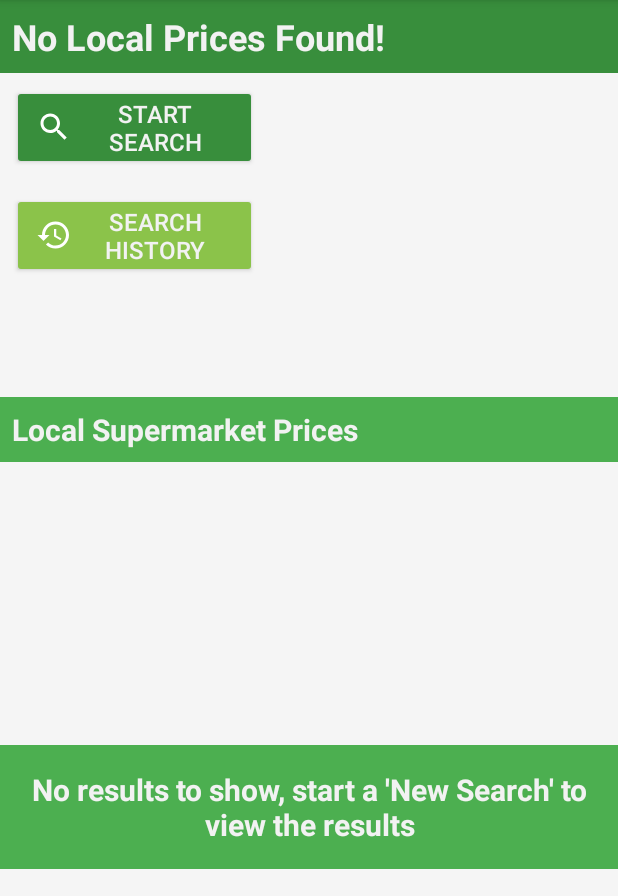
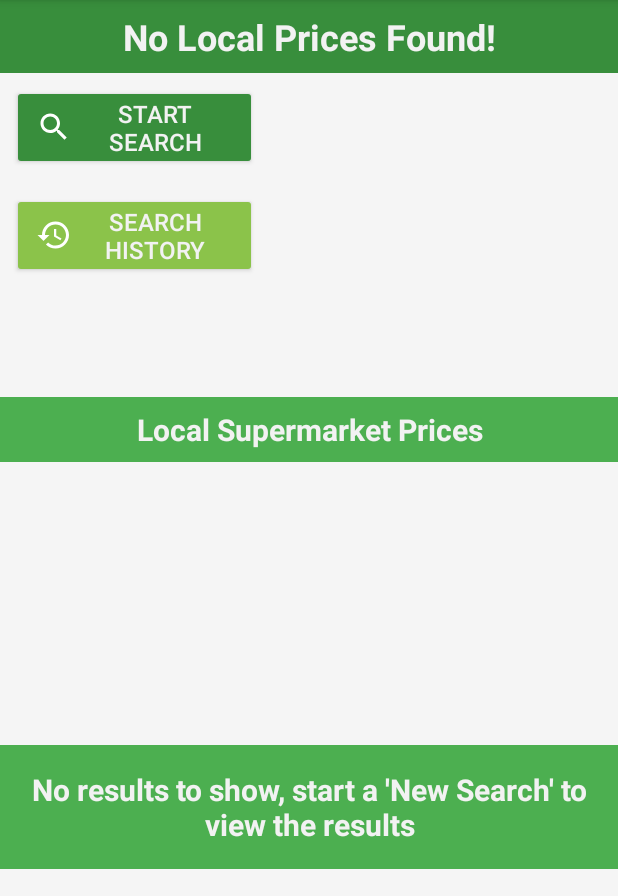
Before and after one commit to MattFuaux/team-12-project, an Android app: the fragment ResultsFragment shown on its own in the app's theme, on a phone screen of 412 x 824 dp, the part 84-980 px from its top. Run offline under Robolectric (Android 15) with nearby library versions, the phone set to English and light mode, and no system bars.

Commit message:
Fixed small issue with UI and Serach Results

```diff
--- a/frontend/FruitWatch/app/src/main/java/com/team12/fruitwatch/ui/main/fragments/search/PastSearchRecyclerListAdapter.kt
+++ b/frontend/FruitWatch/app/src/main/java/com/team12/fruitwatch/ui/main/fragments/search/PastSearchRecyclerListAdapter.kt
@@ -70,7 +70,7 @@ class PastSearchRecyclerListAdapter(private val pastSearchList: List<PastSearch>
         val mDifferenceDates = mDifference / (24 * 60 * 60)
 
         // Converting the above integer to string
-        return "$mDifferenceDates Days Ago "
+        return "Last Searched: $mDifferenceDates Days Ago "
     }
 
     override fun getItemCount(): Int {
--- a/frontend/FruitWatch/app/src/main/res/layout/fragment_results.xml
+++ b/frontend/FruitWatch/app/src/main/res/layout/fragment_results.xml
@@ -25,7 +25,7 @@
         android:layout_width="0dp"
         android:layout_height="wrap_content"
         android:layout_marginTop="@dimen/margin_lg"
-        android:textAlignment="center"
+        android:gravity="center"
         android:textSize="@dimen/font_size_md"
         style="@style/SearchButton"
         app:layout_constraintEnd_toEndOf="@id/frag_res_view_nutrition_btn"
@@ -39,7 +39,7 @@
         style="@style/HistoryButton"
         android:layout_width="0dp"
         android:layout_height="wrap_content"
-        android:textAlignment="center"
+        android:gravity="center"
         android:textSize="@dimen/font_size_md"
         app:layout_constraintBottom_toTopOf="@+id/frag_res_view_nutrition_btn"
         app:layout_constraintEnd_toEndOf="@id/frag_res_view_nutrition_btn"
@@ -53,7 +53,7 @@
         android:layout_height="wrap_content"
         android:layout_marginStart="@dimen/margin_lg"
         android:layout_marginBottom="@dimen/margin_lg"
-        android:textAlignment="center"
+        android:gravity="center"
         android:textSize="@dimen/font_size_md"
         app:layout_constraintBottom_toBottomOf="@+id/frag_res_item_img"
         app:layout_constraintStart_toStartOf="parent"
@@ -63,7 +63,7 @@
         android:id="@+id/frag_res_pred_fruit_name"
         android:layout_width="0dp"
         android:layout_height="wrap_content"
-        android:textAlignment="center"
+        android:gravity="center"
         android:padding="@dimen/padding_lg"
         android:textColor="@color/lighttextcolor"
         android:background="@color/secondaryDarkColor"
@@ -91,18 +91,6 @@ android:padding="@dimen/padding_xl"
         app:layout_constraintStart_toStartOf="parent"
         app:layout_constraintTop_toBottomOf="@+id/frag_res_item_title" />
 
-<!--    <LinearLayout-->
-<!--        android:id="@+id/frag_res_search_result_linlay"-->
-<!--        android:layout_width="match_parent"-->
-<!--        android:layout_height="0dp"-->
-<!--        android:orientation="vertical"-->
-<!--        android:gravity="center_horizontal"-->
-
-<!--        app:layout_constraintEnd_toEndOf="parent"-->
-<!--        app:layout_constraintStart_toStartOf="parent"-->
-<!--        app:layout_constraintTop_toBottomOf="@+id/frag_res_view_past_searches_btn"-->
-<!--        app:layout_constraintBottom_toBottomOf="parent">-->
-
     <TextView
         android:id="@+id/frag_res_item_title"
         android:layout_width="match_parent"
@@ -111,7 +99,7 @@ android:padding="@dimen/padding_xl"
         android:padding="@dimen/padding_lg"
         android:layout_marginTop="@dimen/margin_lg"
         android:text="@string/local_supermarket_prices"
-        android:textAlignment="center"
+        android:gravity="center"
         android:textColor="@color/lighttextcolor"
         android:textSize="@dimen/font_size_lg"
         android:textStyle="bold"
@@ -132,8 +120,4 @@ android:padding="@dimen/padding_xl"
         app:layout_constraintStart_toStartOf="parent"
         app:layout_constraintTop_toBottomOf="@+id/frag_res_item_title" />
 
-
-<!--    </LinearLayout>-->
-
-
 </androidx.constraintlayout.widget.ConstraintLayout>
--- a/frontend/FruitWatch/app/src/main/res/layout/fragment_search.xml
+++ b/frontend/FruitWatch/app/src/main/res/layout/fragment_search.xml
@@ -11,7 +11,7 @@
         android:layout_width="wrap_content"
         android:layout_height="wrap_content"
         android:src="@drawable/empty_search_list_image_default"
-android:layout_marginTop="@dimen/margin_xl"
+        android:layout_marginTop="@dimen/margin_xl"
         app:layout_constraintEnd_toEndOf="parent"
         app:layout_constraintStart_toStartOf="parent"
         app:layout_constraintTop_toTopOf="parent" />
```
Also changed, not shown: frontend/FruitWatch/app/src/main/java/com/team12/fruitwatch/database/entitymanager/PastSearchDb.kt (+14 -0 lines), frontend/FruitWatch/app/src/main/java/com/team12/fruitwatch/ui/camera/CameraActivity.kt (+6 -5 lines), frontend/FruitWatch/app/src/main/java/com/team12/fruitwatch/ui/login/LoginActivity.kt (+8 -0 lines), frontend/FruitWatch/app/src/main/java/com/team12/fruitwatch/ui/main/MainActivity.kt (+18 -9 lines), frontend/FruitWatch/app/src/main/java/com/team12/fruitwatch/ui/main/fragments/results/ResultsFragment.kt (+10 -5 lines).
